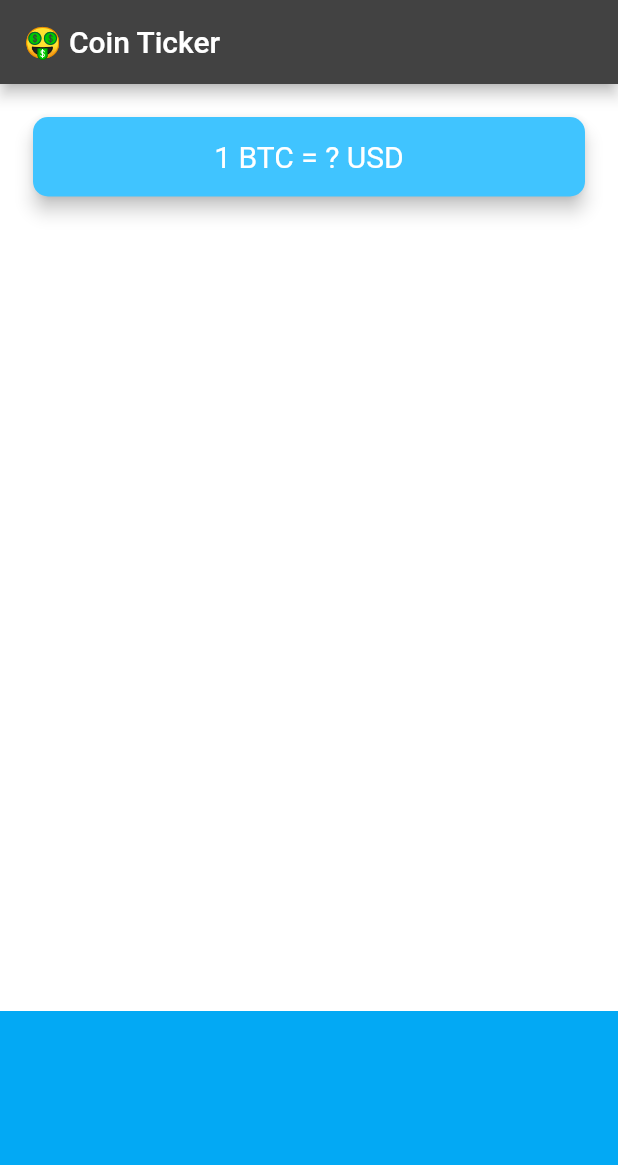
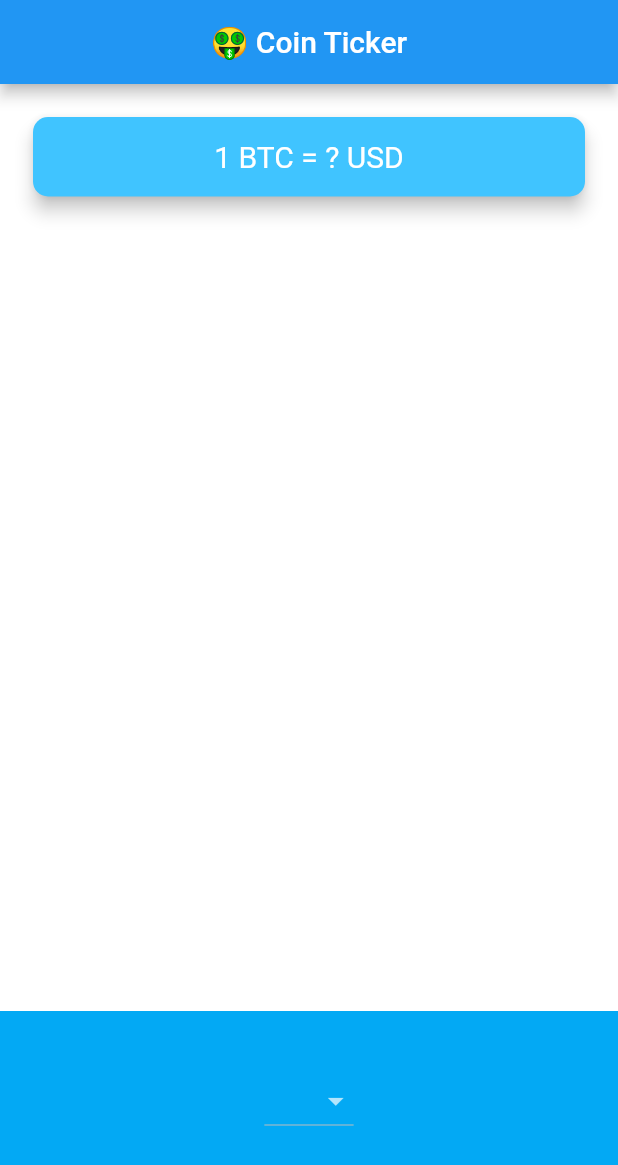
Before and after one commit to HimJan7/bitcoin_ticker, a Flutter app: the screen it shows after launch, on a phone screen of 412 x 824 dp. Shown: the top 1165 px of the screen. Run offline on Flutter 3.47's test engine with Material 2 defaults, Android fonts, the phone set to English and light mode, and no system bars.

Commit message:
[currencySelection]

```diff
--- a/lib/price_screen.dart
+++ b/lib/price_screen.dart
@@ -1,4 +1,5 @@
 import 'package:flutter/material.dart';
+import 'coin_data.dart';
 
 class PriceScreen extends StatefulWidget {
   @override
@@ -6,10 +7,29 @@ class PriceScreen extends StatefulWidget {
 }
 
 class _PriceScreenState extends State<PriceScreen> {
+  String? selectedCurrency;
+
+  List<DropdownMenuItem> getDropDownItems() {
+    List<DropdownMenuItem<String>> dropDownItems = [];
+
+    for (String currency in currenciesList) {
+      var newItem = DropdownMenuItem(
+        child: Text(currency),
+        value: currency,
+      );
+
+      dropDownItems.add(newItem);
+    }
+
+    return dropDownItems;
+  }
+
   @override
   Widget build(BuildContext context) {
     return Scaffold(
       appBar: AppBar(
+        centerTitle: true,
+        backgroundColor: Colors.blue,
         title: Text('🤑 Coin Ticker'),
       ),
       body: Column(
@@ -42,7 +62,14 @@ class _PriceScreenState extends State<PriceScreen> {
             alignment: Alignment.center,
             padding: EdgeInsets.only(bottom: 30.0),
             color: Colors.lightBlue,
-            child: null,
+            child: DropdownButton(
+                value: selectedCurrency,
+                items: getDropDownItems(),
+                onChanged: (value) {
+                  setState(() {
+                    selectedCurrency = value;
+                  });
+                }),
           ),
         ],
       ),
```
